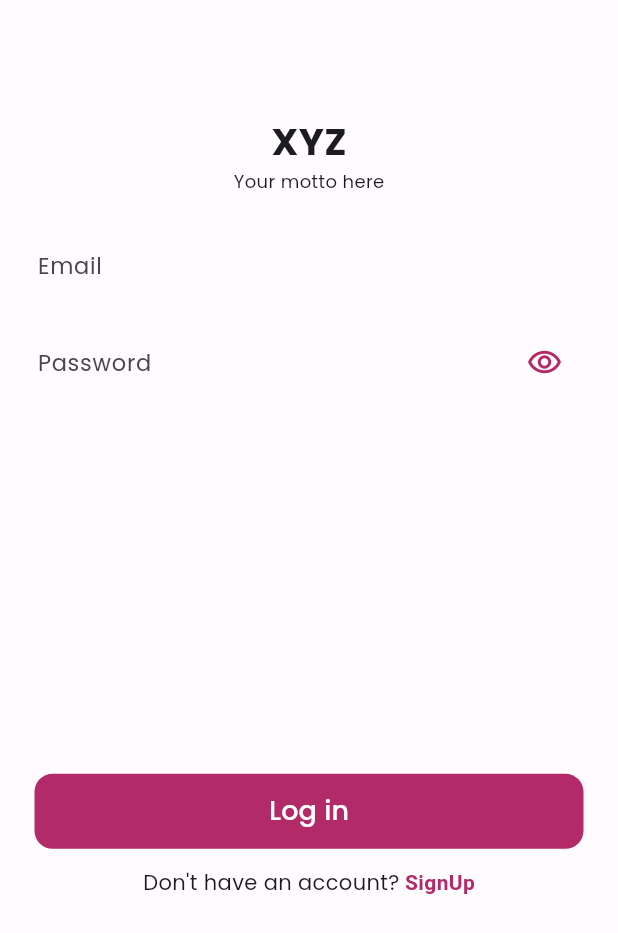
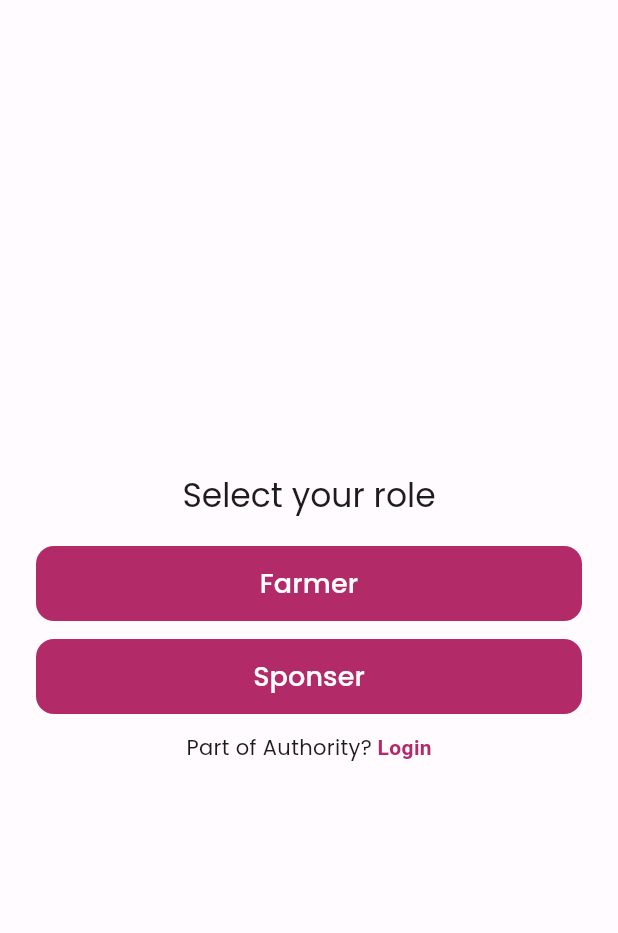
Before and after one commit to AmanNegi/HIS-24, a Flutter app: the screen it shows after launch, on a phone screen of 412 x 824 dp. Shown: the top 933 px of the screen. Run offline on Flutter 3.47's test engine with Material 3 defaults, Android fonts, the phone set to English and light mode, and no system bars; our stand-ins replace easy_localization, firebase_core, flutter_riverpod, fluttertoast, geolocator, google_fonts and 4 more; accounts and stored records are empty; generated files the repository leaves out were written again.

Commit message:
feat:(flutter) add login page

```diff
--- a/frontend/mobile/lib/core/auth/application/auth_manager.dart
+++ b/frontend/mobile/lib/core/auth/application/auth_manager.dart
@@ -17,11 +17,11 @@ class AuthManager {
 
   ValueNotifier<bool> isLoading = ValueNotifier(false);
 
-  Future<int> loginUsingEmailPassword({
-    required String email,
+  Future<int> loginUsingPhonePassword({
+    required String phone,
     required String password,
   }) async {
-    // ref.read(authProvider).clearUserData();
+    ref.read(authProvider).clearUserData();
     isLoading.value = true;
     try {
       var response = await http.post(
@@ -30,7 +30,7 @@ class AuthManager {
           "Content-Type": "application/json",
         },
         body: json.encode({
-          "email": email,
+          "phone": phone,
           "password": password,
         }),
       );
--- a/frontend/mobile/lib/core/auth/application/providers/auth_provider.dart
+++ b/frontend/mobile/lib/core/auth/application/providers/auth_provider.dart
@@ -13,10 +13,10 @@ class AuthProvider extends ChangeNotifier {
   bool isLoggedIn() => _user != null;
 
   bool isAdmin() {
-    return _user == null ? false : _user!.type == "admin";
+    return _user == null ? false : _user!.role == "admin";
   }
   bool isFarmer() {
-    return _user == null ? false : _user!.type == "farmer";
+    return _user == null ? false : _user!.role == "farmer";
   }
 
   updateUserData(User user) {
--- a/frontend/mobile/lib/core/auth/views/login_page.dart
+++ b/frontend/mobile/lib/core/auth/views/login_page.dart
@@ -8,7 +8,8 @@ import 'package:my_template/widgets/loading_widget.dart';
 import 'package:my_template/widgets/primary_button.dart';
 
 class LoginPage extends ConsumerStatefulWidget {
-  const LoginPage({super.key});
+  final String role;
+  const LoginPage({super.key, required this.role});
 
   @override
   ConsumerState<LoginPage> createState() => _LoginPageState();
@@ -16,7 +17,7 @@ class LoginPage extends ConsumerStatefulWidget {
 
 class _LoginPageState extends ConsumerState<LoginPage> {
   late AuthManager _authManager;
-  String email = "", password = "";
+  String phone = "", password = "";
 
   @override
   void initState() {
@@ -64,9 +65,10 @@ class _LoginPageState extends ConsumerState<LoginPage> {
           ),
           SizedBox(height: 0.025 * getHeight(context)),
           CustomTextField(
-            value: email,
-            onChanged: (v) => email = v,
-            label: "Email",
+            value: phone,
+            keyboardType: TextInputType.phone,
+            onChanged: (v) => phone = v,
+            label: "Phone",
           ),
           const SizedBox(height: 10),
           CustomTextField(
@@ -78,7 +80,7 @@ class _LoginPageState extends ConsumerState<LoginPage> {
           SizedBox(height: 0.3 * getHeight(context)),
           PrimaryButton(
             onPressed: () async {
-              if (email.trim().isEmpty) {
+              if (phone.trim().isEmpty) {
                 showToast("Enter a valid email");
                 return;
               }
@@ -88,8 +90,8 @@ class _LoginPageState extends ConsumerState<LoginPage> {
                 return;
               }
 
-              var res = await _authManager.loginUsingEmailPassword(
-                email: email.trim(),
+              var res = await _authManager.loginUsingPhonePassword(
+                phone: phone.trim(),
                 password: password.trim(),
               );
 
@@ -110,7 +112,10 @@ class _LoginPageState extends ConsumerState<LoginPage> {
               text: TextSpan(
                 style: Theme.of(context).textTheme.bodyMedium,
                 children: [
-                  const TextSpan(text: "Don't have an account?"),
+                  TextSpan(
+                      text: widget.role == "Farmer"
+                          ? "Don't have a Farmer account?"
+                          : "Don't have a Sponser account?"),
                   TextSpan(
                     text: " SignUp",
                     style: TextStyle(
--- a/frontend/mobile/lib/main.dart
+++ b/frontend/mobile/lib/main.dart
@@ -1,14 +1,19 @@
 import 'package:easy_localization/easy_localization.dart';
+import 'package:firebase_core/firebase_core.dart';
 import 'package:flutter/material.dart';
 import 'package:flutter_riverpod/flutter_riverpod.dart';
 import 'package:my_template/core/auth/views/login_page.dart';
 import 'package:my_template/data/app_state.dart';
 import 'package:my_template/data/providers/app_provider.dart';
+import 'package:my_template/firebase_options.dart';
+import 'package:my_template/splash_screen.dart';
 import 'package:my_template/theme.dart';
 
 void main() async {
   WidgetsFlutterBinding.ensureInitialized();
-  // await Firebase.initializeApp();
+  await Firebase.initializeApp(
+    options: DefaultFirebaseOptions.currentPlatform,
+  );
   await EasyLocalization.ensureInitialized();
   await appCache.getDataFromDevice();
 
@@ -39,7 +44,7 @@ class MyApp extends ConsumerWidget {
         state.isDarkTheme() ? Brightness.dark : Brightness.light,
         state.isDarkTheme() ? darkColorScheme : lightColorScheme,
       ),
-      home: const LoginPage(),
+      home: const SplashScreen(),
     );
   }
 }
--- /dev/null
+++ b/frontend/mobile/lib/splash_screen.dart
@@ -0,0 +1,72 @@
+import 'package:flutter/material.dart';
+import 'package:my_template/core/auth/views/login_page.dart';
+import 'package:my_template/globals.dart';
+import 'package:my_template/utils/style.dart';
+import 'package:my_template/widgets/primary_button.dart';
+
+class SplashScreen extends StatefulWidget {
+  const SplashScreen({super.key});
+
+  @override
+  State<SplashScreen> createState() => _SplashScreenState();
+}
+
+class _SplashScreenState extends State<SplashScreen> {
+  @override
+  Widget build(BuildContext context) {
+    return Scaffold(
+      body: Padding(
+        padding: const EdgeInsets.symmetric(horizontal: Spacing.p16),
+        child: Column(
+          mainAxisAlignment: MainAxisAlignment.center,
+          children: [
+            // Center(
+            //   child: Image.asset(
+            //     'assets/images/logo.png',
+            //     width: 200,
+            //     height: 200,
+            //   ),
+            // ),
+            Text(
+              "Select your role",
+              style: Theme.of(context).textTheme.titleLarge,
+            ),
+            verticalSpace20,
+            PrimaryButton(
+              text: "Farmer",
+              onPressed: () {
+                goToPage(context, const LoginPage(role: "farmer"));
+              },
+            ),
+            verticalSpace12,
+            PrimaryButton(
+              text: "Sponser",
+              onPressed: () {
+                goToPage(context, const LoginPage(role: "contractor"));
+              },
+            ),
+            verticalSpace12,
+            GestureDetector(
+              onTap: () {},
+              child: RichText(
+                text: TextSpan(
+                  style: Theme.of(context).textTheme.bodyMedium,
+                  children: [
+                    const TextSpan(text: "Part of Authority?"),
+                    TextSpan(
+                      text: " Login",
+                      style: TextStyle(
+                        fontWeight: FontWeight.w600,
+                        color: Theme.of(context).primaryColor,
+                      ),
+                    ),
+                  ],
+                ),
+              ),
+            ),
+          ],
+        ),
+      ),
+    );
+  }
+}
```
Also changed, not shown: frontend/mobile/lib/core/auth/application/models/user.dart (+89 -10 lines), 4 other files.
